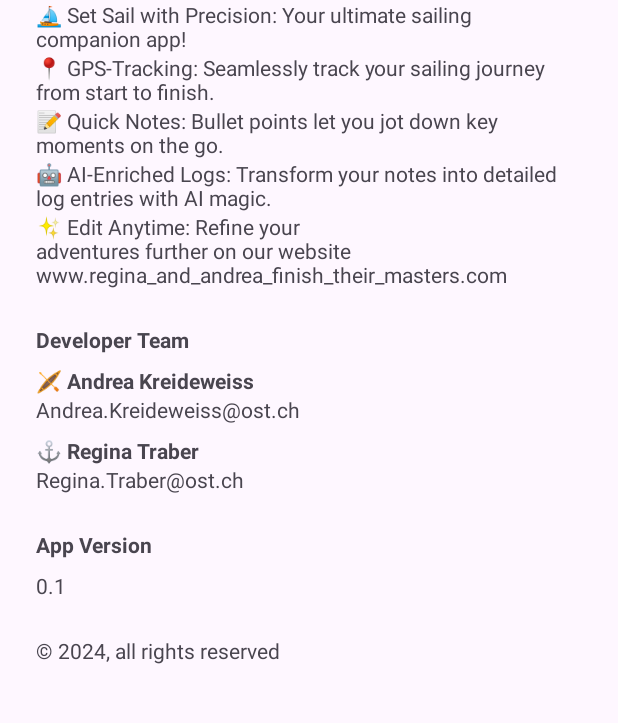
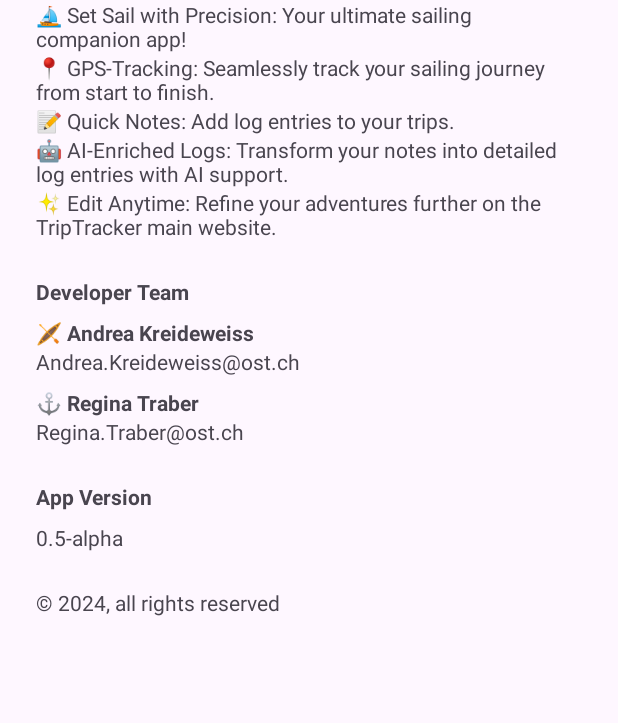
Before and after one commit to pinefoambath/mas-android-triptracker, an Android app: the screen it shows after launch (MainActivity), after a tap on "About us", on a phone screen of 412 x 824 dp, the part 173-896 px from its top. Run offline under Robolectric (Android 15) with nearby library versions, the phone set to English and light mode, and no system bars.

Commit message:
Update strings

```diff
--- a/app/src/main/res/values/strings.xml
+++ b/app/src/main/res/values/strings.xml
@@ -9,14 +9,14 @@
     <string name="name2">⚓️ Regina Traber</string>
     <string name="email2">Regina.Traber@ost.ch</string>
     <string name="app_version">App Version</string>
-    <string name="app_version_number">0.1</string>
+    <string name="app_version_number">0.5-alpha</string>
     <string name="copyright">Copyright</string>
     <string name="all_rights_reserved">© 2024, all rights reserved</string>
     <string name="with_precision">⛵️ Set Sail with Precision: Your ultimate sailing companion app!</string>
     <string name="gps_tracking">📍 GPS-Tracking: Seamlessly track your sailing journey from start to finish.</string>
-    <string name="quick_notes">📝 Quick Notes: Bullet points let you jot down key moments on the go.</string>
-    <string name="ai_enriched_logs">🤖 AI-Enriched Logs: Transform your notes into detailed log entries with AI magic.</string>
-    <string name="edit_anytime">✨ Edit Anytime: Refine your adventures further on our website www.regina_and_andrea_finish_their_masters.com</string>
+    <string name="quick_notes">📝 Quick Notes: Add log entries to your trips.</string>
+    <string name="ai_enriched_logs">🤖 AI-Enriched Logs: Transform your notes into detailed log entries with AI support.</string>
+    <string name="edit_anytime">✨ Edit Anytime: Refine your adventures further on the TripTracker main website.</string>
     <!-- UI interaction -->
     <string name="welcome_to_triptracker_landing">Welcome to TripTracker. To track a trip, click the button:</string>
     <string name="start_tracking">Start tracking</string>
```
